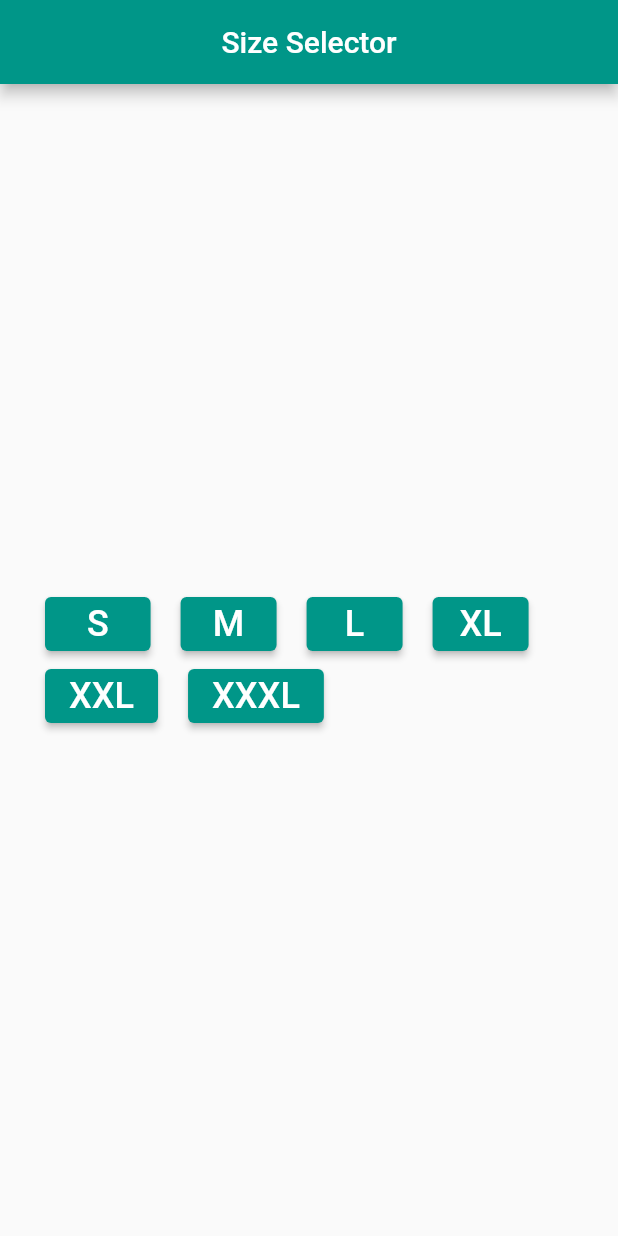
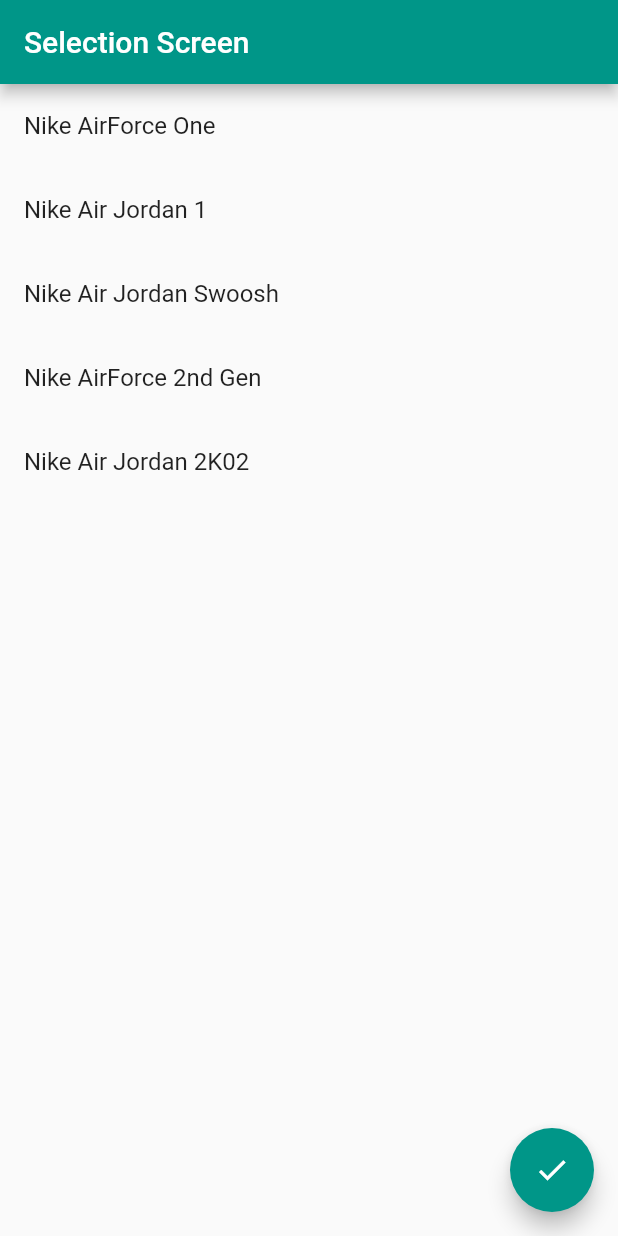
Before and after one commit to shahad7464/app_devolpment, a Flutter app: the screen it shows after launch, on a phone screen of 412 x 824 dp. Run offline on Flutter 3.47's test engine with Material 2 defaults, Android fonts, the phone set to English and light mode, and no system bars.

Commit message:
Module 10 LiveTest is Done!!!

```diff
--- a/lib/home.dart
+++ b/lib/home.dart
@@ -1,194 +1,76 @@
 import 'package:flutter/material.dart';
 
-class HomeScreen extends StatefulWidget {
-  const HomeScreen({super.key});
+class ListItem {
+  String title;
+  bool selected;
+
+  ListItem({required this.title, this.selected = false});
+}
+class SelectionScreen extends StatefulWidget {
+  const SelectionScreen({super.key});
 
   @override
-  State<HomeScreen> createState() => _HomeScreenState();
+  // ignore: library_private_types_in_public_api
+  _SelectionScreenState createState() => _SelectionScreenState();
 }
 
-class _HomeScreenState extends State<HomeScreen> {
-  bool pressed = false;
+class _SelectionScreenState extends State<SelectionScreen> {
+  List<ListItem> items = [
+    ListItem(title: 'Nike AirForce One'),
+    ListItem(title: 'Nike Air Jordan 1'),
+    ListItem(title: 'Nike Air Jordan Swoosh'),
+    ListItem(title: 'Nike AirForce 2nd Gen'),
+    ListItem(title: 'Nike Air Jordan 2K02'),
+  ];
+  int selectedItemCounts = 0;
+
+  void selectedItemCount() {
+    selectedItemCounts = items.where((item) => item.selected).length;
+  }
+
   @override
   Widget build(BuildContext context) {
     return Scaffold(
       appBar: AppBar(
-        title: const Text('Size Selector'),
-        centerTitle: true,
+        title: const Text('Selection Screen'),
       ),
-      body: Center(
-        child: Padding(
-          padding: const EdgeInsets.all(30.0),
-          child: SingleChildScrollView(
-            child: Column(
-              children: [
-                Row(
-                  children: [
-                    ElevatedButton(
-                      onPressed: () {
-                        final snackBar = SnackBar(content: const Text('The Size is S!'),
-                          backgroundColor: (Colors.black),
-                          action: SnackBarAction(label: 'close',onPressed: () {  },
-
-                          ),
+      body: ListView.builder(
+        itemCount: items.length,
+        itemBuilder: (context, index) {
+          return ListTile(
+            title: Text(items[index].title),
+            onTap: () {
+              setState(() {
+                items[index].selected = !items[index].selected;
+                selectedItemCount();
+              });
+            },
+            tileColor: items[index].selected ? Colors.teal : null,
           );
-                        ScaffoldMessenger.of(context).showSnackBar(snackBar);
-                      },
-                      style:ButtonStyle(
-                        overlayColor: MaterialStateProperty.resolveWith<Color?>(
-                              (Set<MaterialState> states) {
-                            if (states.contains(MaterialState.pressed)) {
-                              return Colors.amber;
-                            }
-                            return null;
         },
       ),
-                      ),
-                      child: const Text(
-                        '  S  ',
-                        style: TextStyle(fontSize: 24),
-                      ),
-                    ),
-                    const SizedBox(width: 20,),
-                    ElevatedButton(
+      floatingActionButton: FloatingActionButton(
         onPressed: () {
-                        final snackBar = SnackBar(content: const Text('The Size is M!'),
-                          backgroundColor: (Colors.black),
-                          action: SnackBarAction(label: 'close',onPressed: () {  },
-
-                          ),
-                        );
-                        ScaffoldMessenger.of(context).showSnackBar(snackBar);
+          showDialog(
+            context: context,
+            builder: (BuildContext context) {
+              return AlertDialog(
+                title: const Text('Selected Items',style: TextStyle(color: Colors.teal),),
+                content: Text('Number of selected items: $selectedItemCounts'),
+                actions: [
+                  TextButton(
+                    onPressed: () {
+                      Navigator.of(context).pop();
                     },
-                      style: ButtonStyle(
-                        overlayColor: MaterialStateProperty.resolveWith<Color?>(
-                              (Set<MaterialState> states) {
-                            if (states.contains(MaterialState.pressed)) {
-                              return Colors.amber;
-                            }
-                            return null;
-                          },
-                        ),
-                      ),
-                      child: const Text(
-                        'M',
-                        style: TextStyle(fontSize: 24),
-                      ),
-                    ),
-                    const SizedBox(width: 20,),
-                    ElevatedButton(
-                      onPressed: () {
-                        final snackBar = SnackBar(content: const Text('The Size is L!'),
-                          backgroundColor: (Colors.black),
-                          action: SnackBarAction(label: 'close',onPressed: () {},
-
-                          ),
-                        );
-                        ScaffoldMessenger.of(context).showSnackBar(snackBar);
-                      },
-                      style: ButtonStyle(
-                        overlayColor: MaterialStateProperty.resolveWith<Color?>(
-                              (Set<MaterialState> states) {
-                            if (states.contains(MaterialState.pressed)) {
-                              return Colors.amber;
-                            }
-                            return null;
-                          },
-                        ),
-                      ),
-                      child: const Text(
-                        'L',
-                        style: TextStyle(fontSize: 24),
-                      ),
-                    ),
-                    const SizedBox(width: 20,),
-                    ElevatedButton(
-                      onPressed: () {
-                        final snackBar = SnackBar(content: const Text('The Size is XL!'),
-                          backgroundColor: (Colors.black),
-                          action: SnackBarAction(label: 'close',onPressed: () {},
-
-                          ),
-                        );
-                        ScaffoldMessenger.of(context).showSnackBar(snackBar);
-                      },
-                      style: ButtonStyle(
-                        overlayColor: MaterialStateProperty.resolveWith<Color?>(
-                              (Set<MaterialState> states) {
-                            if (states.contains(MaterialState.pressed)) {
-                              return Colors.amber;
-                            }
-                            return null;
-                          },
-                        ),
-                      ),
-                      child: const Text(
-                        'XL',
-                        style: TextStyle(fontSize: 24),
-                      ),
+                    child: const Text('Close',style: TextStyle(color: Colors.teal),),
                   ),
                 ],
-                ),
-                Row(
-                  children: [
-                    ElevatedButton(
-                      onPressed: () {
-                        final snackBar = SnackBar(content: const Text('The Size is XXL!'),
-                          backgroundColor: (Colors.black),
-                          action: SnackBarAction(label: 'close',onPressed: () {},
-
-                          ),
               );
-                        ScaffoldMessenger.of(context).showSnackBar(snackBar);
             },
-                      style: ButtonStyle(
-                        overlayColor: MaterialStateProperty.resolveWith<Color?>(
-                              (Set<MaterialState> states) {
-                            if (states.contains(MaterialState.pressed)) {
-                              return Colors.amber;
-                            }
-                            return null;
+          );
         },
-                        ),
-                      ),
-                      child: const Text(
-                        'XXL',
-                        style: TextStyle(fontSize: 24),
-                      ),
-                    ),
-                    const SizedBox(width: 20,),
-                    ElevatedButton(
-                      onPressed: () {
-                        final snackBar = SnackBar(content: const Text('The Size is XXXL!'),
-                          backgroundColor: (Colors.black),
-                          action: SnackBarAction(label: 'close',onPressed: () { },
-
-                          ),
-                        );
-                        ScaffoldMessenger.of(context).showSnackBar(snackBar);
-                      },
-                      style: ButtonStyle(
-                        overlayColor: MaterialStateProperty.resolveWith<Color?>(
-                              (Set<MaterialState> states) {
-                            if (states.contains(MaterialState.pressed)) {
-                              return Colors.amber;
-                            }
-                            return null;
-                          },
-                        ),
-                      ),
-                      child: const Text(
-                        'XXXL',
-                        style: TextStyle(fontSize: 24),
-                      ),
-                    ),
-                  ],
-
-                ),
-              ],
-            ),
-          ),
-        ),
+        backgroundColor: Colors.teal,
+        child: const Icon(Icons.check),
       ),
     );
   }
--- a/lib/main.dart
+++ b/lib/main.dart
@@ -3,23 +3,23 @@
 
 void main() {
   runApp(
-    const MyApp(),
+    const NikeBangladeshApp(),
   );
+
 }
 
-class MyApp extends StatelessWidget {
-  const MyApp({super.key});
+class NikeBangladeshApp extends StatelessWidget {
+  const NikeBangladeshApp({super.key});
 
   @override
   Widget build(BuildContext context) {
-    return MaterialApp(
+    return  MaterialApp(
       theme: ThemeData(
-        primarySwatch: Colors.teal,
         appBarTheme: const AppBarTheme(
           color: Colors.teal,
         )
       ),
-      home: const HomeScreen(),
+      home: const SelectionScreen(),
     );
   }
 }
```
Lines whose indentation alone changed are shown as unchanged.
